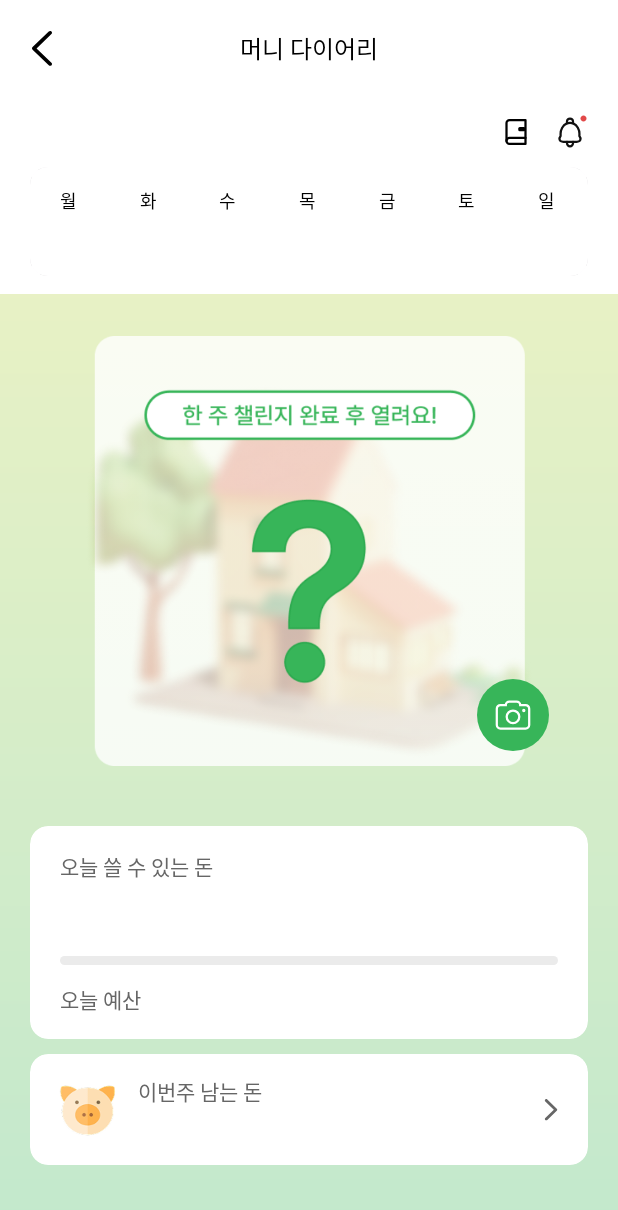
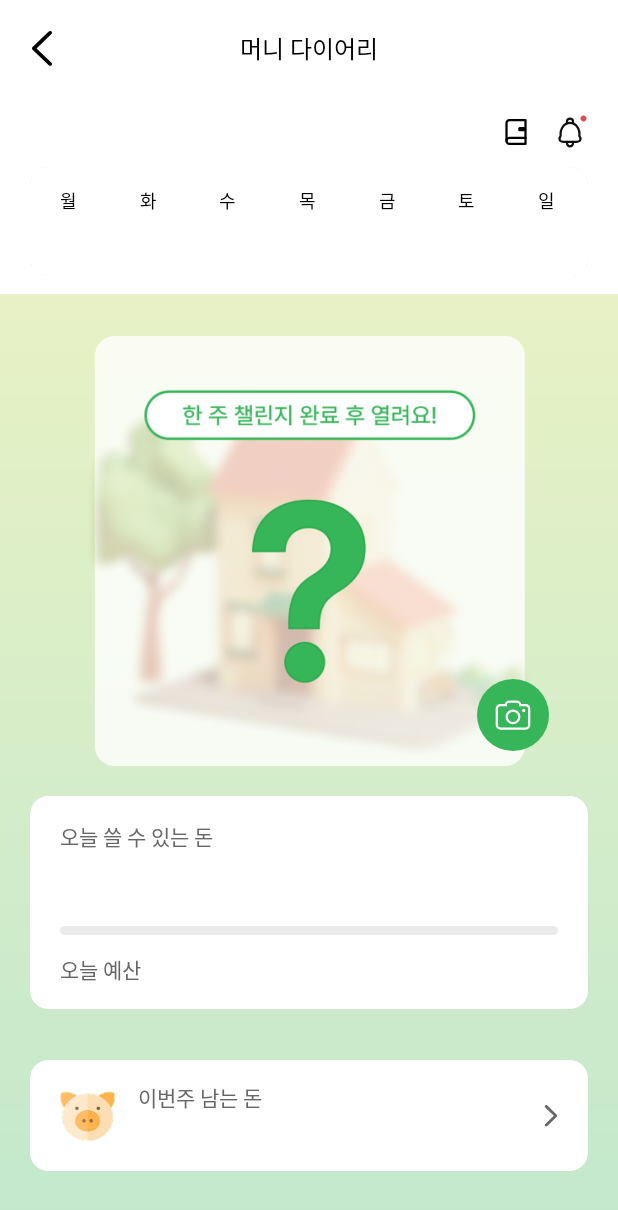
Before and after one commit to su6378/MADA, an Android app: the layout fragment_home.xml on its own in the app's theme, with its tools: preview values and no code run, on a phone screen of 412 x 824 dp. Shown: the top 1210 px of the screen. Run offline under Robolectric (Android 15) with nearby library versions, the phone set to English and light mode, and no system bars.

Commit message:
[MOD] 홈 화면 수정
- 네비게이션 이동 효과 추가
- 홈 디자인 수정

```diff
--- a/app/src/main/res/layout/fragment_home.xml
+++ b/app/src/main/res/layout/fragment_home.xml
@@ -559,7 +559,7 @@
                     android:layout_width="match_parent"
                     android:layout_height="wrap_content"
                     android:layout_marginHorizontal="20dp"
-                    android:layout_marginTop="40dp"
+                    android:layout_marginTop="20dp"
                     app:cardBackgroundColor="@color/white"
                     app:cardCornerRadius="12dp"
                     app:layout_constraintTop_toBottomOf="@id/iv_home"
@@ -665,6 +665,8 @@
                     android:layout_marginTop="10dp"
                     app:cardBackgroundColor="@color/white"
                     app:cardCornerRadius="12dp"
+                    app:layout_constraintBottom_toBottomOf="parent"
+                    android:layout_marginBottom="20dp"
                     app:layout_constraintTop_toBottomOf="@id/cv_home_today_left_money"
                     app:onClick="@{() -> vm.navigateWeekSavingFragment()}"
                     app:strokeWidth="0dp">
```
Also changed, not shown: app/src/main/java/com/example/mada/feature/home/HomeFragment.kt (+7 -0 lines), app/src/main/res/navigation/navigation_main.xml (+20 -4 lines).
